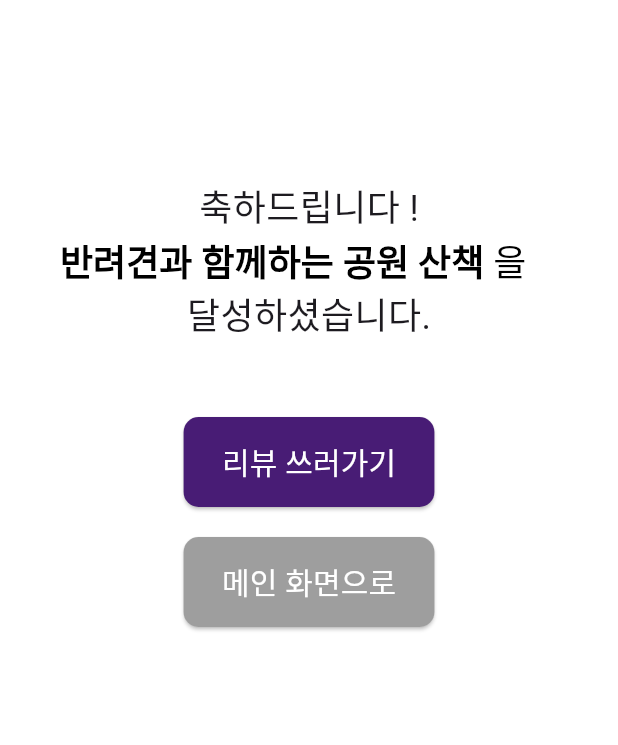
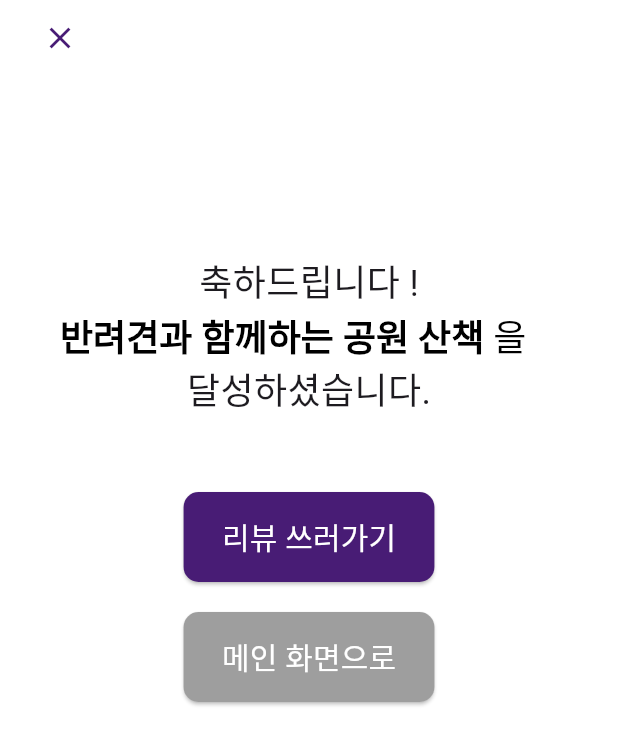
Before and after one commit to MALO-voice-kiosk-service/frontend, a Flutter app: the TrailEndPage screen opened directly, on a phone screen of 412 x 824 dp. Shown: the top 745 px of the screen. Run offline on Flutter 3.47's test engine with Material 3 defaults, Android fonts, the phone set to English and light mode, and no system bars; our stand-ins replace flutter_feather_icons, get, image_picker; missing offline and left inert: dart:ffi, flutter_naver_map.

Commit message:
y_trail/end&main_appbar

```diff
--- a/lib/screens/trail/trail_end.dart
+++ b/lib/screens/trail/trail_end.dart
@@ -19,6 +19,26 @@ class TrailEndPageState extends State<TrailEndPage> {
 
     return Scaffold(
       backgroundColor: Colors.white,
+        appBar: AppBar(
+          backgroundColor: Colors.white,
+          toolbarHeight: 50,
+          automaticallyImplyLeading: false,
+          title: Row(
+            mainAxisAlignment: MainAxisAlignment.spaceBetween,
+            children: [
+              IconButton(
+                icon: const Icon(Icons.close),
+                color: const Color(0xff481C75),
+                onPressed: () {
+                  Get.back();
+                },
+                style: ButtonStyle(
+                  overlayColor: WidgetStateColor.resolveWith((states) => Colors.transparent),
+                ),
+              ),
+            ],
+          ),
+        ),
       body: SingleChildScrollView(
           padding: const EdgeInsets.only(left: 20, right: 20),
           child:
```
Also changed, not shown: lib/screens/trail/trail_main.dart (+22 -2 lines).
